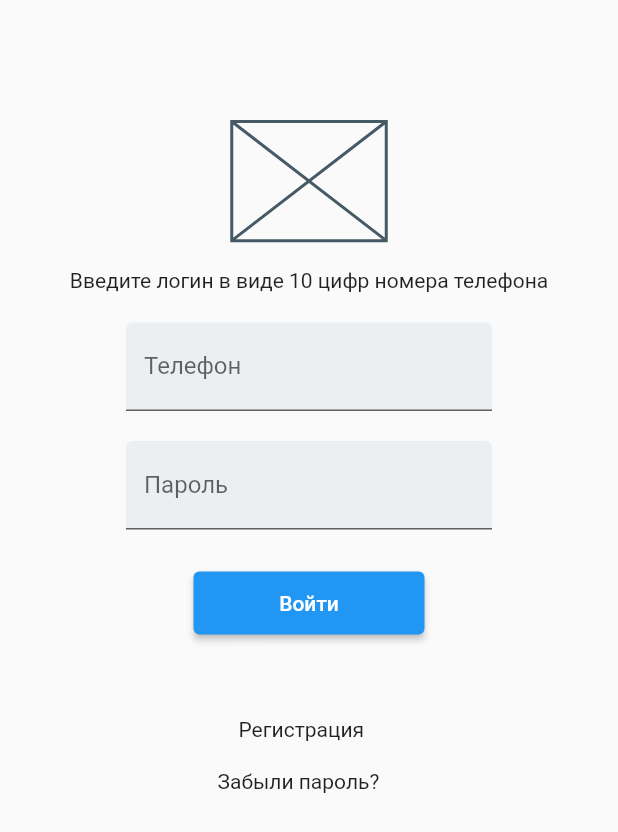
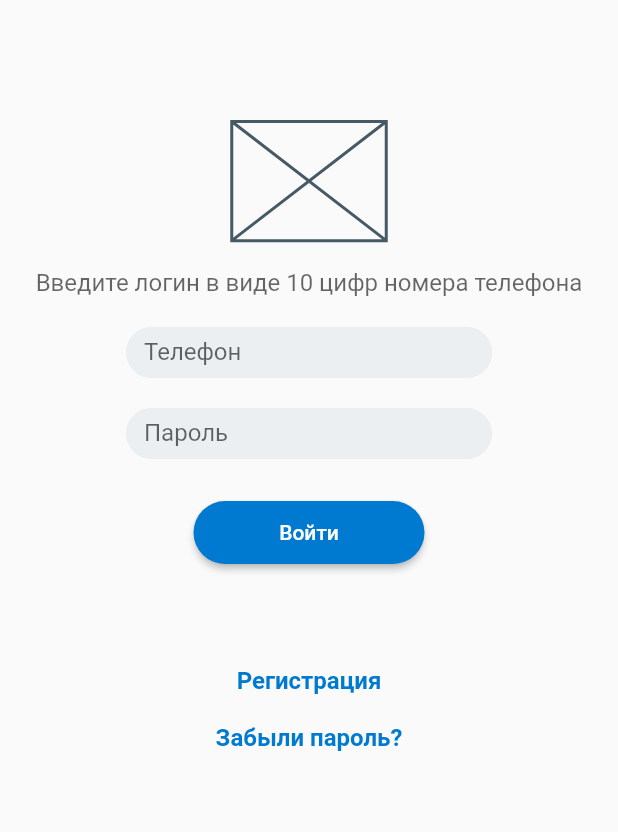
Before and after one commit to IvanAGrebenkin/auth_page, a Flutter app: the screen it shows after launch, on a phone screen of 412 x 824 dp. Shown: the top 832 px of the screen. Run offline on Flutter 3.47's test engine with Material 2 defaults, Android fonts, the phone set to English and light mode, and no system bars.

Commit message:
Добавлена стилизация виджетов формы авторизации

```diff
--- a/lib/main.dart
+++ b/lib/main.dart
@@ -7,9 +7,23 @@ void main() {
 class MyApp extends StatelessWidget {
   const MyApp({Key? key}) : super(key: key);
 
-  // This widget is the root of your application.
+    // This widget is the root of your application.
   @override
   Widget build(BuildContext context) {
+    const inputFileBorderStyle = OutlineInputBorder(
+      borderRadius: BorderRadius.all(Radius.circular(36.0)),
+      borderSide: BorderSide(
+        color: Color(0xffECEFF1),
+        width: 2.0,
+      ),
+    );
+
+    const linkTextStyle = TextStyle(
+      fontSize:16,
+      fontWeight: FontWeight.bold,
+      color: Color(0xff0079D0),
+    );
+
     return MaterialApp(
       home: Scaffold(body:
         SizedBox(
@@ -21,21 +35,30 @@ class MyApp extends StatelessWidget {
                 child: Placeholder(),
             ),
             const SizedBox(width:103, height:18.58,),
-            const Text('Введите логин в виде 10 цифр номера телефона'),
+            const Text('Введите логин в виде 10 цифр номера телефона',
+                style: TextStyle(
+                    fontSize:16,
+                    color: Color.fromRGBO(0, 0, 0, 0.6),
+                ),
+            ),
             const SizedBox(width:103, height:20,),
-            const SizedBox(width:244,
+            const SizedBox(width:244, height: 34,
               child: TextField(
                 decoration: InputDecoration(
+                  enabledBorder: inputFileBorderStyle,
+                  focusedBorder: inputFileBorderStyle,
                   filled: true,
                   fillColor: Color(0xffECEFF1),
                   labelText: 'Телефон',),
               ),
             ),
             const SizedBox(width:103, height:20,),
-            const SizedBox(width:244,
+            const SizedBox(width:244, height: 34,
               child: TextField(
                 obscureText: true,
                 decoration: InputDecoration(
+                  enabledBorder: inputFileBorderStyle,
+                  focusedBorder: inputFileBorderStyle,
                   filled: true,
                   fillColor: Color(0xffECEFF1),
                   labelText: 'Пароль',
@@ -47,21 +70,29 @@ class MyApp extends StatelessWidget {
               child: ElevatedButton(
                 onPressed: () {},
                 child: const Text('Войти'),
+                style: ElevatedButton.styleFrom(
+                  primary: Color(0xff0079D0),
+                  shape: RoundedRectangleBorder(
+                      borderRadius: BorderRadius.circular(36.0)),
+                ),
+
               ),
             ),
-            const SizedBox(width:103, height:55,),
-            SizedBox(width:94, height:16,
-              child: InkWell(
-                child: const Text('Регистрация'),
+            const SizedBox(width:103, height:68,),
+            InkWell(
+              child: const Text(
+                'Регистрация',
+                style: linkTextStyle,
+                ),
                 onTap: () {},
-              ),
             ),
             const SizedBox(width:103, height:19,),
-            SizedBox(width:122, height:16,
-              child: InkWell(
-                child: const Text('Забыли пароль?'),
-                onTap: () {},
+            InkWell(
+              child: const Text(
+                'Забыли пароль?',
+                style: linkTextStyle,
               ),
+              onTap: () {},
             ),
             ],),
           ),
```
